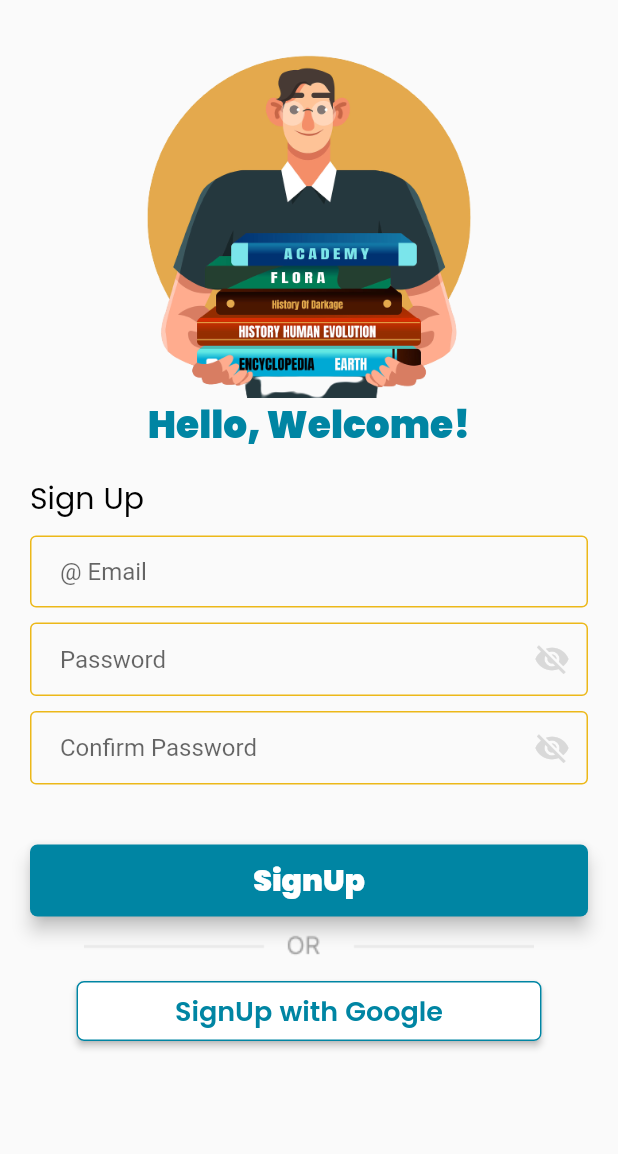
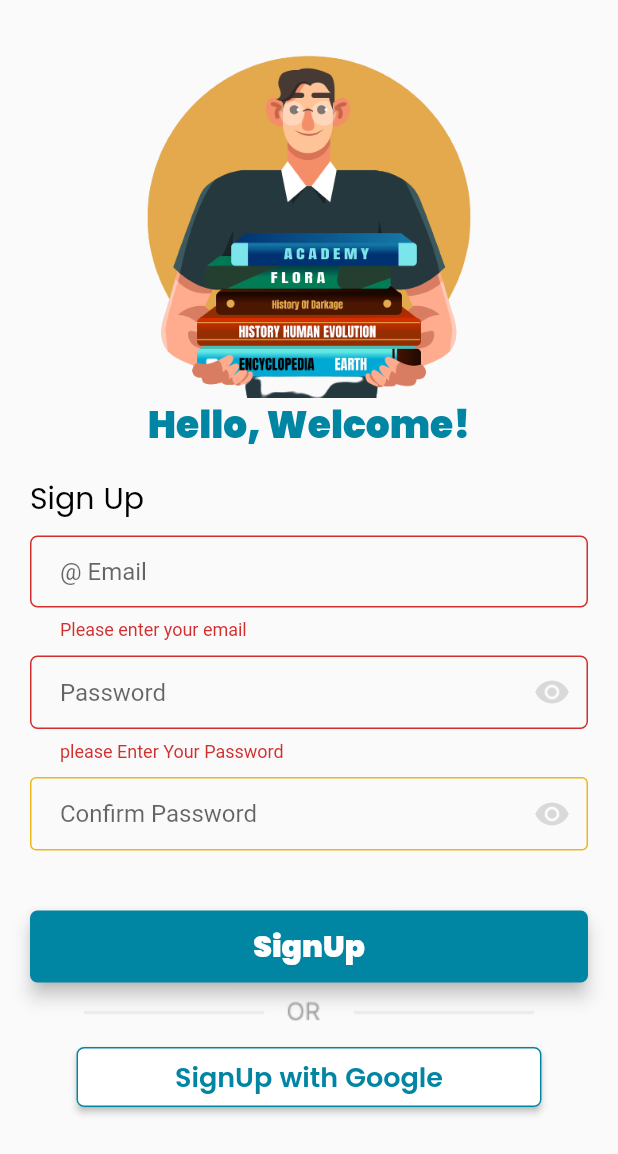
Before and after one commit to RiyaShah08/SLDChecker, a Flutter app: the CreateAccount screen opened directly, after a tap on "SignUp", on a phone screen of 412 x 824 dp. Shown: the top 1154 px of the screen. Run offline on Flutter 3.47's test engine with Material 2 defaults, Android fonts, the light colour scheme and no system bars; our stand-ins replace auto_size_text, cloud_firestore, firebase_auth, firebase_core, flutter_advanced_drawer, fluttertoast; missing offline and left inert: flutter_input_field, validation_textformfield; accounts and stored records are empty.

Commit message:
In progress

```diff
--- a/lib/createaccount.dart
+++ b/lib/createaccount.dart
@@ -1,12 +1,13 @@
 import 'package:flutter/cupertino.dart';
 import 'package:flutter/material.dart';
-import 'package:flutter_input_field/flutter_input_field.dart';
-import 'package:sldchecker/createaccount.dart';
-import 'package:sldchecker/drawer.dart';
 import 'package:sldchecker/homescreen.dart';
-import 'package:sldchecker/homescreen.dart';
-import 'package:validation_textformfield/validation_textformfield.dart';
+import 'package:sldchecker/navigationdrawer.dart';
+import 'package:fluttertoast/fluttertoast.dart';
+import 'package:firebase_auth/firebase_auth.dart';
+import 'package:firebase_core/firebase_core.dart';
+import 'package:cloud_firestore/cloud_firestore.dart';
 
+import 'model/usermodel.dart';
 
 class CreateAccount extends StatefulWidget {
   const CreateAccount({Key? key}) : super(key: key);
@@ -20,13 +21,15 @@ class _CreateAccountState extends State<CreateAccount> {
 
   final TextEditingController emailController = new TextEditingController();
   final TextEditingController passController = new TextEditingController();
+  final TextEditingController cfpassController = new TextEditingController();
+  final _auth = FirebaseAuth.instance;
+
   GlobalKey<FormState> key = GlobalKey<FormState>();
   GlobalKey<ScaffoldState> skey = GlobalKey<ScaffoldState>();
 
-  //final _auth = FirebaseAuth.instance;
   String type = 'user';
-  bool pass = false;
-  bool cpass = false;
+  bool _obscureText = true;
+  bool _obscureText1 = true;
 
   @override
   Widget build(BuildContext context) {
@@ -57,13 +60,13 @@ class _CreateAccountState extends State<CreateAccount> {
           enabledBorder:
           OutlineInputBorder(borderSide: BorderSide(color: Color(0xFFECB819))),
           border: OutlineInputBorder(borderRadius: BorderRadius.circular(5))),
-      style: TextStyle(color: Color(0xFFD9D9D9)),
+      style: TextStyle(color: Colors.black),
     );
 
     final passField = TextFormField(
       autofocus: false,
       controller: passController,
-      obscureText: true,
+      obscureText: _obscureText,
       validator: (value) {
         RegExp regex = new RegExp(r'^.{6,}$');
         if (value!.isEmpty) {
@@ -82,10 +85,10 @@ class _CreateAccountState extends State<CreateAccount> {
           contentPadding: EdgeInsets.fromLTRB(20, 15, 20, 15),
           hintText: "Password",
           suffixIcon: IconButton(
-            icon: Icon(pass?Icons.visibility:Icons.visibility_off),
+            icon: Icon(_obscureText?Icons.visibility:Icons.visibility_off),
             color: Color(0xFFD9D9D9), onPressed: () {
             setState(() {
-              pass = !pass;
+              _obscureText = !_obscureText;
             });
             },
           ),
@@ -96,36 +99,32 @@ class _CreateAccountState extends State<CreateAccount> {
           border: OutlineInputBorder(
             borderRadius: BorderRadius.circular(5),
           )),
-      style: TextStyle(color: Color(0xFFD9D9D9)),
+      style: TextStyle(color: Colors.black),
     );
 
 
     final confirmpass = TextFormField(
       autofocus: false,
-      controller: passController,
-      obscureText: true,
+      controller: cfpassController,
+      obscureText: _obscureText1,
       validator: (value) {
-        RegExp regex = new RegExp(r'^.{6,}$');
-        if (value!.isEmpty) {
-          return ("please Enter correct Password");
+        if (cfpassController.text.length > 6 && passController.text != value) {
+          return "Password doesn't match";
         }
-        if (!regex.hasMatch(value)) {
-          return ("wrong password");
-        }
+        return null;
       },
       onSaved: (value) {
-        passController.text = value!;
+        cfpassController.text = value!;
       },
-
       textInputAction: TextInputAction.done,
       decoration: InputDecoration(
           contentPadding: EdgeInsets.fromLTRB(20, 15, 20, 15),
           hintText: "Confirm Password",
           suffixIcon: IconButton(
-            icon: Icon(cpass?Icons.visibility:Icons.visibility_off),
+            icon: Icon(_obscureText1?Icons.visibility:Icons.visibility_off),
             color: Color(0xFFD9D9D9), onPressed: () {
               setState(() {
-                cpass = !cpass;
+                _obscureText1 = !_obscureText1;
               });
             },
           ),
@@ -136,7 +135,7 @@ class _CreateAccountState extends State<CreateAccount> {
           border: OutlineInputBorder(
             borderRadius: BorderRadius.circular(5),
           )),
-      style: TextStyle(color: Color(0xFFD9D9D9)),
+      style: TextStyle(color: Colors.black),
     );
 
     final signupbutton = Material(
@@ -148,7 +147,7 @@ class _CreateAccountState extends State<CreateAccount> {
         elevation: 20,
         minWidth: MediaQuery.of(context).size.width,
         onPressed: () {
-          //logIn(emailController.text, passController.text);
+          signUp(emailController.text, passController.text);
         },
         child: Text(
           "SignUp",
@@ -177,14 +176,14 @@ class _CreateAccountState extends State<CreateAccount> {
             fontFamily: "Poppins",
             fontWeight: FontWeight.w600),),
         onPressed: () {
-          Navigator.push(context, MaterialPageRoute(builder: (context) => HomePaege(), ), );
+          Navigator.push(context, MaterialPageRoute(builder: (context) => DrawerScreen(), ), );
         },
       ),
     );
 
     return SafeArea(
       child: Scaffold(
-        body: Center(
+        body: SingleChildScrollView(
           child: Padding(
             padding: EdgeInsets.only(left: 20.0, right: 20, top: 25),
             child: Form(
@@ -230,18 +229,30 @@ class _CreateAccountState extends State<CreateAccount> {
     );
   }
 
-// void logIn(String email, String password) async {
-//   if (_formkey.currentState!.validate()) {
-//     await _auth
-//         .signInWithEmailAndPassword(email: email, password: password)
-//         .then((uid) => {
-//       Fluttertoast.showToast(msg: "Login successful"),
-//       Navigator.of(context).pushReplacement(
-//           MaterialPageRoute(builder: (context) => homescreen())),
-//     })
-//         .catchError((e) {
-//       Fluttertoast.showToast(msg: e!.message);
-//     });
-//   }
-// }
+   void signUp(String email, String password) async {
+     if (_formkey.currentState!.validate()) {
+       await _auth
+           .createUserWithEmailAndPassword(email: email, password: password)
+           .then((value) => postDetailsToFirestore())
+           .catchError((e) {
+         Fluttertoast.showToast(msg: e!.message);
+       });
+     }
+   }
+
+ postDetailsToFirestore() async {
+      FirebaseFirestore firebaseFirestore = FirebaseFirestore.instance;
+      User? user = _auth.currentUser;
+
+      UserModel userModel = UserModel();
+
+      userModel.email = user!.email;
+      userModel.uid = user.uid;
+
+      await firebaseFirestore.collection("users").doc(user.uid).set(userModel.toMap());
+      Fluttertoast.showToast(msg: "Account created successfully");
+      Navigator.pushAndRemoveUntil((context),
+          MaterialPageRoute(builder: (context) => DrawerScreen()),
+              (route) => false);
+ }
 }
```
Also changed, not shown: lib/contenttest.dart (+5 -4 lines).
